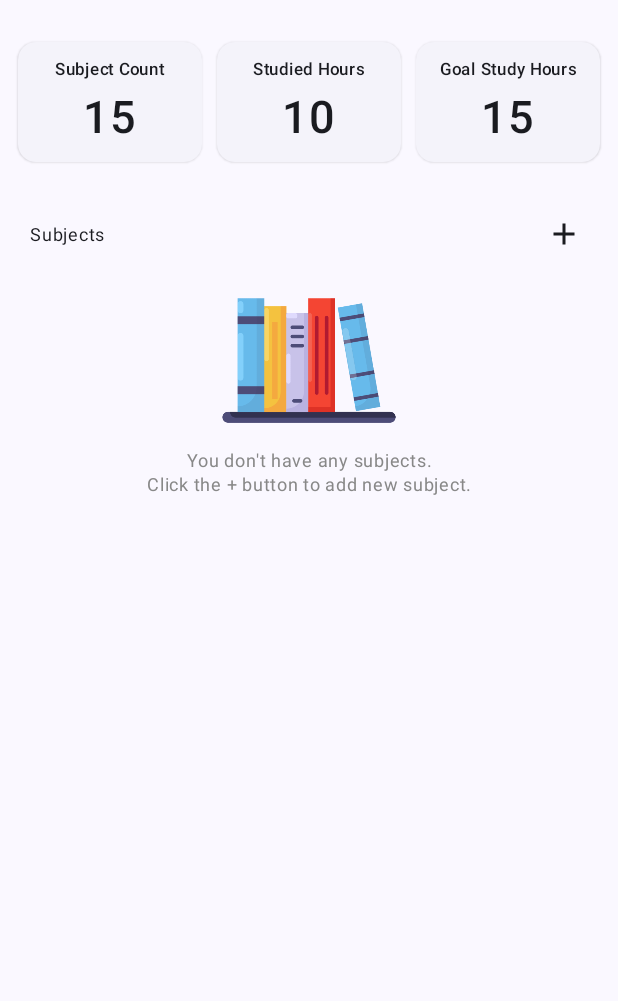
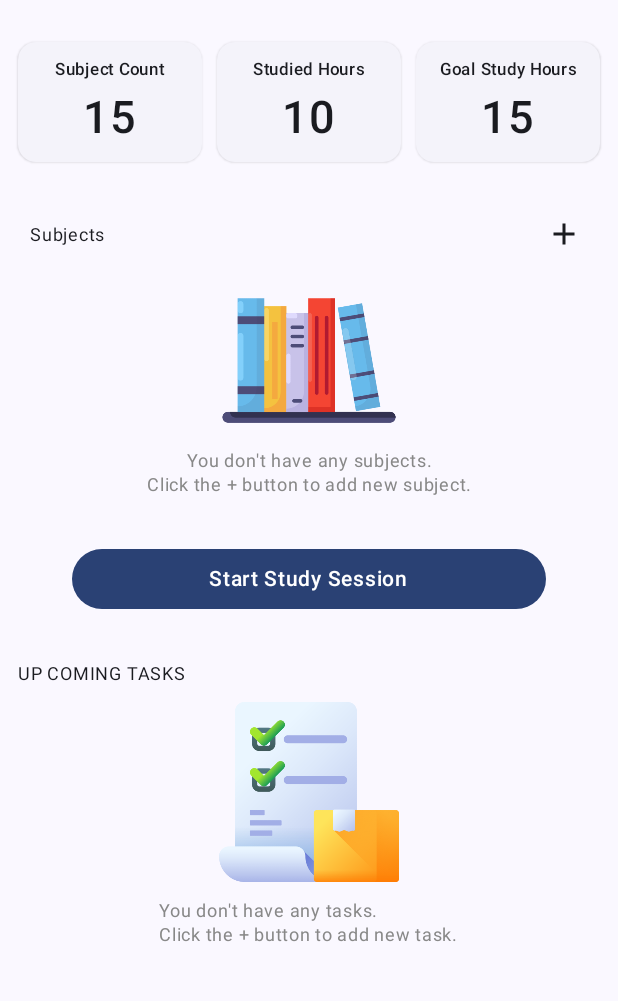
Before and after one commit to Amr4x4/study-smart-app, an Android app built with Jetpack Compose: the screen it shows after launch (MainActivity), on a phone screen of 412 x 824 dp, the part 72-1073 px from its top. Run offline under Robolectric (Android 15) with nearby library versions, the phone set to English and light mode, and no system bars.

Commit message:
designing the subject card section and all the needed

```diff
--- /dev/null
+++ b/app/src/main/java/com/example/study_smart/presentation/components/TasksList.kt
@@ -0,0 +1,97 @@
+package com.example.study_smart.presentation.components
+
+import androidx.compose.foundation.Image
+import androidx.compose.foundation.clickable
+import androidx.compose.foundation.layout.Column
+import androidx.compose.foundation.layout.Row
+import androidx.compose.foundation.layout.Spacer
+import androidx.compose.foundation.layout.fillMaxWidth
+import androidx.compose.foundation.layout.height
+import androidx.compose.foundation.layout.padding
+import androidx.compose.foundation.layout.size
+import androidx.compose.foundation.lazy.LazyListScope
+import androidx.compose.material3.ElevatedCard
+import androidx.compose.material3.MaterialTheme
+import androidx.compose.material3.Text
+import androidx.compose.runtime.Composable
+import androidx.compose.ui.Alignment
+import androidx.compose.ui.Modifier
+import androidx.compose.ui.graphics.Color
+import androidx.compose.ui.res.painterResource
+import androidx.compose.ui.text.style.TextDecoration
+import androidx.compose.ui.text.style.TextOverflow
+import androidx.compose.ui.unit.dp
+import com.example.study_smart.R
+import com.example.study_smart.domine.model.Task
+
+fun LazyListScope.taskList(
+    sectionTitle: String,
+    tasks: List<Task>,
+    emptyListText: String
+){
+    item{
+        Text(
+            text = sectionTitle,
+            style = MaterialTheme.typography.bodySmall,
+            modifier = Modifier.padding(12.dp)
+        )
+    }
+    if(tasks.isEmpty()){
+        item {
+            Column(
+                modifier = Modifier.fillMaxWidth(),
+                horizontalAlignment = Alignment.CenterHorizontally
+            ) {
+                Image(
+                    modifier = Modifier.size(120.dp),
+                    painter = painterResource(R.drawable.img_tasks),
+                    contentDescription = emptyListText
+                )
+                Spacer(modifier = Modifier.height(12.dp))
+                Text(
+                    text = emptyListText,
+                    style = MaterialTheme.typography.bodySmall,
+                    color = Color.Gray,
+                )
+
+            }
+        }
+    }
+}
+
+@Composable
+private fun TaskCard(
+    modifier: Modifier = Modifier,
+    task: Task
+) {
+    ElevatedCard(
+        modifier = Modifier.clickable{}
+    ) {
+        Row (
+            modifier = Modifier
+                .fillMaxWidth()
+                .padding(8.dp),
+            verticalAlignment = Alignment.CenterVertically
+        ){
+          Column {
+              Text(
+                  text = task.title,
+                  maxLines = 1,
+                  overflow = TextOverflow.Ellipsis,
+                  style = MaterialTheme.typography.titleMedium,
+                  textDecoration = if ( task.isComplete ){
+                      TextDecoration.LineThrough
+                  } else{
+                      TextDecoration.None
+                  }
+              )
+              Spacer(modifier = Modifier.height(4.dp))
+              Text(
+                  text = task.description,
+                  style = MaterialTheme.typography.bodySmall
+              )
+          }
+        }
+    }
+
+}
--- a/app/src/main/java/com/example/study_smart/presentation/dashboard/DashboardScreen.kt
+++ b/app/src/main/java/com/example/study_smart/presentation/dashboard/DashboardScreen.kt
@@ -21,6 +21,7 @@ import com.example.study_smart.R
 import com.example.study_smart.domine.model.Subject
 import com.example.study_smart.presentation.components.CountCard
 import com.example.study_smart.presentation.components.SubjectCard
+import com.example.study_smart.presentation.components.taskList
 
 @Composable
 fun DashboardScreen() {
@@ -50,6 +51,24 @@ fun DashboardScreen() {
                     onSubjectCardClick = {}
                 )
             }
+            item{
+                Button(
+                    onClick = { /* TODO */ },
+                    modifier = Modifier
+                        .fillMaxWidth()
+                        .padding(horizontal = 48.dp, vertical = 20.dp)
+                ) {
+                    Text(
+                        text = "Start Study Session"
+                    )
+                }
+            }
+            taskList(
+                sectionTitle = "UP COMING TASKS",
+                tasks = emptyList(),
+                emptyListText = "You don't have any tasks.\nClick the + button to add new task."
+            )
+
         }
     }
 }
```
Also changed, not shown: app/src/main/java/com/example/study_smart/domine/model/Task.kt (added, +10 -0 lines).
